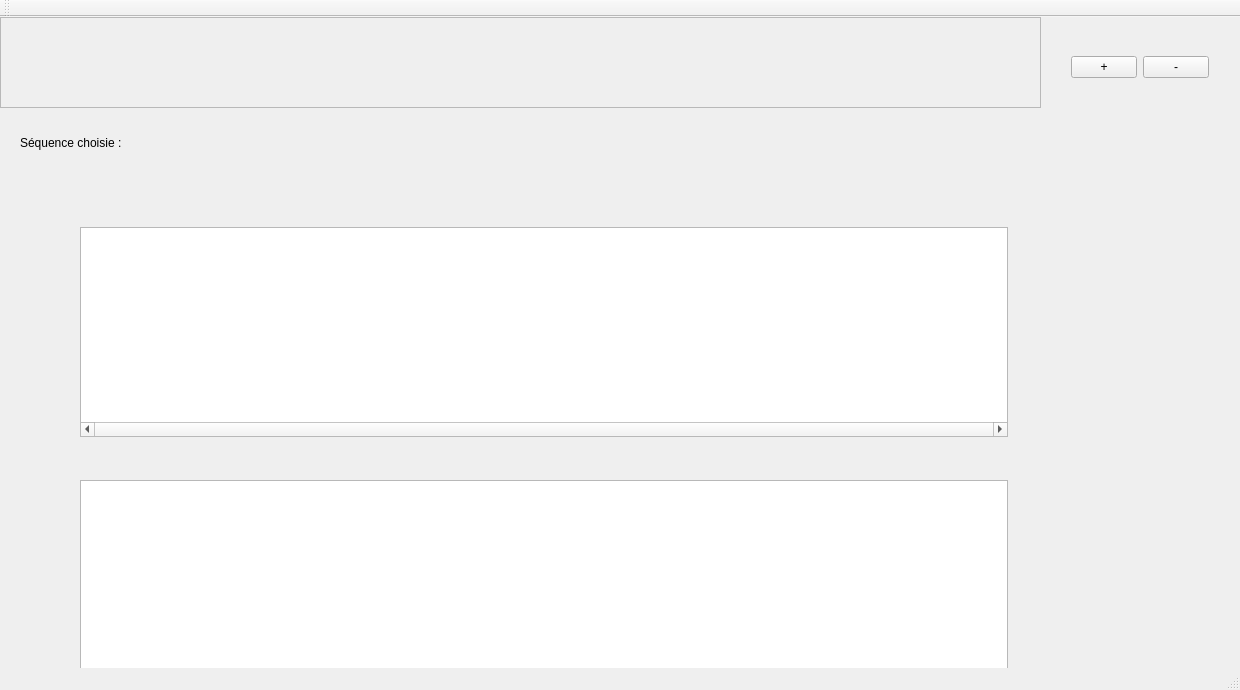
This is mainwindow.ui in mtparet/PecsQt as Qt 5 draws it before an edit. The edited form follows.
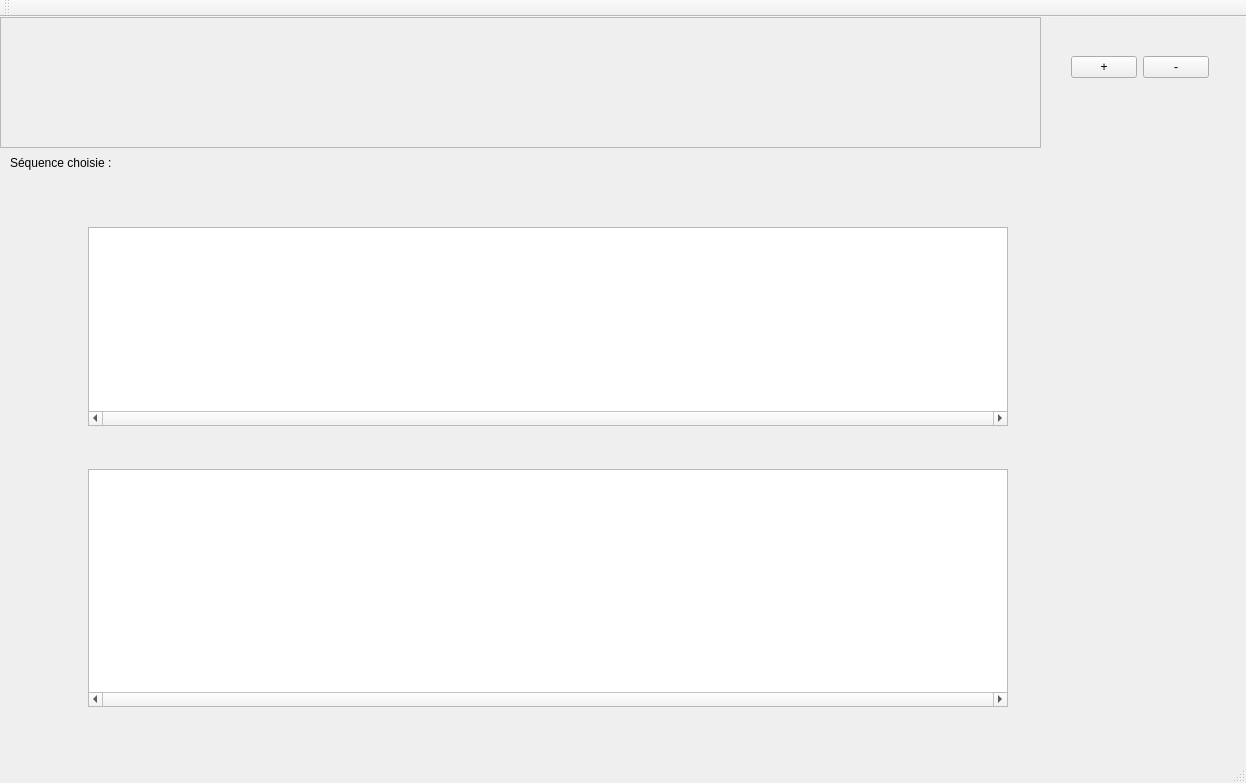
This is the edited form. Custom widgets are drawn as their Qt base class.

Patch:
```diff
--- a/mainwindow.ui
+++ b/mainwindow.ui
@@ -6,8 +6,8 @@
    <rect>
     <x>0</x>
     <y>0</y>
-    <width>1240</width>
-    <height>690</height>
+    <width>1246</width>
+    <height>783</height>
    </rect>
   </property>
   <property name="sizePolicy">
@@ -23,10 +23,10 @@
    <widget class="QWidget" name="verticalLayoutWidget_2">
     <property name="geometry">
      <rect>
-      <x>20</x>
+      <x>28</x>
       <y>170</y>
-      <width>1039</width>
-      <height>554</height>
+      <width>1031</width>
+      <height>531</height>
      </rect>
     </property>
     <layout class="QVBoxLayout" name="verticalLayout_2">
@@ -192,8 +192,8 @@
    <widget class="QLabel" name="label">
     <property name="geometry">
      <rect>
-      <x>20</x>
-      <y>90</y>
+      <x>10</x>
+      <y>110</y>
       <width>761</width>
       <height>72</height>
      </rect>
@@ -220,7 +220,7 @@
       <x>0</x>
       <y>0</y>
       <width>1041</width>
-      <height>91</height>
+      <height>131</height>
      </rect>
     </property>
     <property name="verticalScrollBarPolicy">
@@ -241,7 +241,7 @@
        <x>0</x>
        <y>0</y>
        <width>1039</width>
-       <height>89</height>
+       <height>129</height>
       </rect>
      </property>
      <widget class="QWidget" name="horizontalLayoutWidget_2">
@@ -253,7 +253,11 @@
         <height>80</height>
        </rect>
       </property>
-      <layout class="QHBoxLayout" name="horizontalLayout_selector"/>
+      <layout class="QHBoxLayout" name="horizontalLayout_selector">
+       <property name="sizeConstraint">
+        <enum>QLayout::SetMinimumSize</enum>
+       </property>
+      </layout>
      </widget>
     </widget>
    </widget>
```
Left out of the diff: 2 changed lines with no effect on the pictures.
